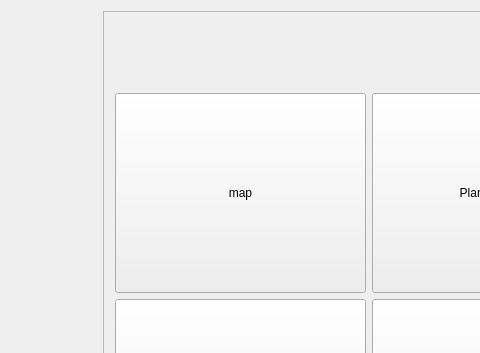
Qt form mainwindow.ui (pkhodadoustan/NFLFootballTouring) before a commit; both pictures show x 445 to 925 and y 0 to 353 of the 1090 by 614 pixel window.
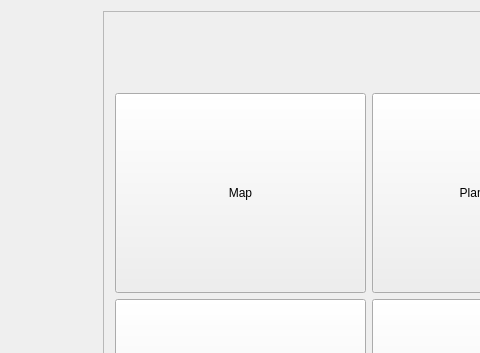
The same form after that commit. Icons and pictures are not drawn.

```diff
--- a/mainwindow.ui
+++ b/mainwindow.ui
@@ -118,7 +118,7 @@
                 </size>
                </property>
                <property name="text">
-                <string>map</string>
+                <string>Map</string>
                </property>
               </widget>
              </item>
```
